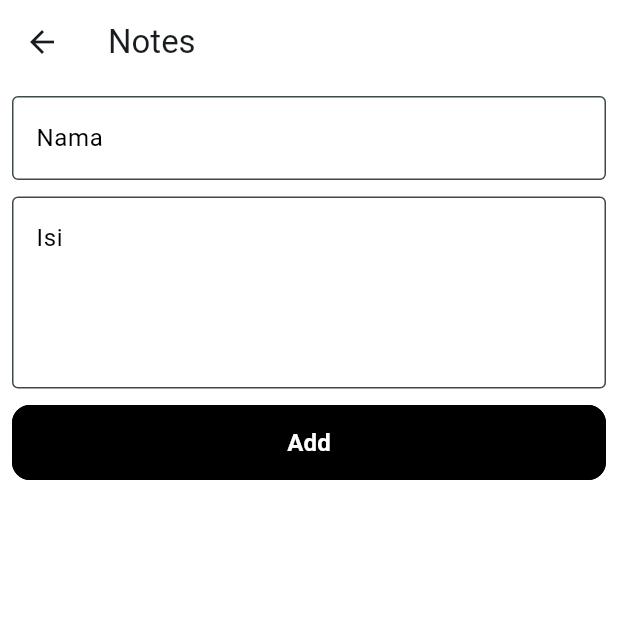
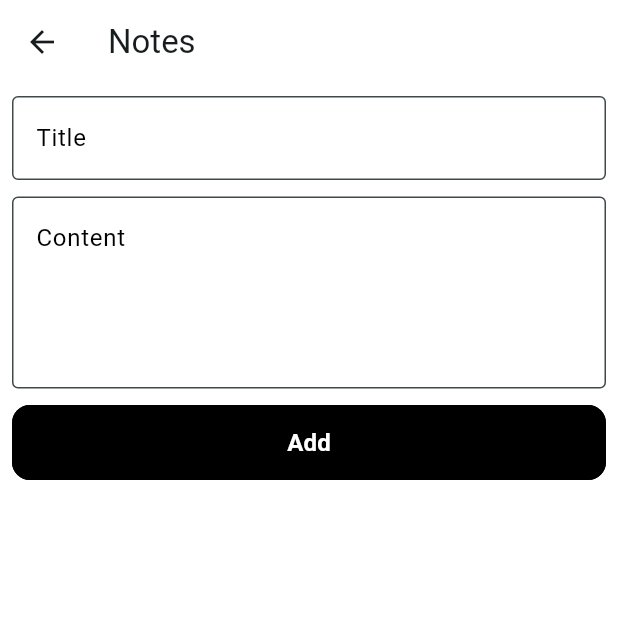
Before and after one commit to Silvalfare/app_notes, a Flutter app: the NotesScreen screen opened directly, after a tap on the "add" icon, on a phone screen of 412 x 824 dp, the top half of it. Run offline on Flutter 3.47's test engine with Material 3 defaults, Android fonts, the phone set to English and light mode, and no system bars; our stand-ins replace shared_preferences, sqflite; accounts and stored records are empty.

Commit message:
add search feature

```diff
--- a/lib/screen/add_notes.dart
+++ b/lib/screen/add_notes.dart
@@ -39,15 +39,17 @@ class _AddNotesScreenState extends State<AddNotesScreen> {
           children: [
             CustomTextField(
               controller: namaController,
-              label: 'Nama',
-              validator: (value) =>
-                  value == null || value.isEmpty ? "Wajib diisi" : null,
+              label: 'Title',
+              validator: (value) => value == null || value.isEmpty
+                  ? "You must fill out this field."
+                  : null,
             ),
             CustomTextField(
-              validator: (value) =>
-                  value == null || value.isEmpty ? "Wajib diisi" : null,
+              validator: (value) => value == null || value.isEmpty
+                  ? "You must fill out this field."
+                  : null,
               controller: isiController,
-              label: 'Isi',
+              label: 'Content',
               maxLines: 4,
             ),
             CustomElevatedButton(
--- a/lib/screen/auth/login_screen.dart
+++ b/lib/screen/auth/login_screen.dart
@@ -69,7 +69,7 @@ class _LoginScreenState extends State<LoginScreen> {
                         ScaffoldMessenger.of(context).showSnackBar(
                           SnackBar(
                             behavior: SnackBarBehavior.floating,
-                            duration: Duration(seconds: 1),
+                            duration: Duration(seconds: 2),
                             content: Text('Login Succesful'),
                           ),
                         );
--- a/lib/screen/auth/register_screen.dart
+++ b/lib/screen/auth/register_screen.dart
@@ -31,6 +31,7 @@ class _RegisterScreenState extends State<RegisterScreen> {
               mainAxisAlignment: MainAxisAlignment.center,
               children: [
                 CustomFormTextField(
+                  keyboardType: TextInputType.emailAddress,
                   controller: emailController,
                   label: 'Email',
                   validator: (value) {
--- a/lib/screen/edit_notes.dart
+++ b/lib/screen/edit_notes.dart
@@ -46,16 +46,16 @@ class _EditNotesScreenState extends State<EditNotesScreen> {
         children: [
           CustomTextField(
             controller: namaController,
-            label: 'Nama',
+            label: 'Title',
             validator: (value) =>
-                value == null || value.isEmpty ? "Wajib diisi" : null,
+                value == null || value.isEmpty ? "You must fill out this field." : null,
           ),
           CustomTextField(
             controller: isiController,
-            label: 'Isi',
+            label: 'Content',
             maxLines: 4,
             validator: (value) =>
-                value == null || value.isEmpty ? "Wajib diisi" : null,
+                value == null || value.isEmpty ? "You must fill out this field." : null,
           ),
           CustomElevatedButton(
             text: 'Update',
--- a/lib/screen/home.dart
+++ b/lib/screen/home.dart
@@ -1,8 +1,8 @@
 import 'package:Notes/database/db_helper.dart';
 import 'package:Notes/helper/preference.dart';
 import 'package:Notes/model/notes_model.dart';
+import 'package:Notes/screen/auth/landing_screen.dart';
 import 'package:Notes/screen/info_aplikasi.dart';
-import 'package:Notes/screen/auth/landing_screen.dart';
 import 'package:Notes/screen/notes.dart';
 import 'package:flutter/material.dart';
 
@@ -39,6 +39,7 @@ class _HomeScreenState extends State<HomeScreen> {
   Widget build(BuildContext context) {
     return Scaffold(
       appBar: AppBar(
+        surfaceTintColor: Colors.white,
         title: Text(title[currentIndex]),
         backgroundColor: Colors.white,
       ),
--- a/lib/screen/info_aplikasi.dart
+++ b/lib/screen/info_aplikasi.dart
@@ -31,7 +31,7 @@ class AboutScreen extends StatelessWidget {
             // SizedBox(height: 32),
             Spacer(),
             Text(
-              "Versi",
+              "Version",
               style: TextStyle(
                 fontWeight: FontWeight.w500,
                 color: Colors.black,
--- a/lib/screen/notes.dart
+++ b/lib/screen/notes.dart
@@ -14,6 +14,8 @@ class NotesScreen extends StatefulWidget {
 
 class _NotesScreenState extends State<NotesScreen> {
   List<Notes> daftarNotes = [];
+  List<Notes> semuaNotes = [];
+  final TextEditingController _controller = TextEditingController();
 
   @override
   void initState() {
@@ -25,23 +27,81 @@ class _NotesScreenState extends State<NotesScreen> {
     final data = await DbHelper.getAllNotes();
     setState(() {
       daftarNotes = data;
+      semuaNotes = data;
+    });
+  }
+
+  void cariNotes(String query) {
+    final hasil = semuaNotes.where((note) {
+      final judul = note.nama.toLowerCase();
+      final isi = note.isi.toLowerCase();
+      final input = query.toLowerCase();
+      return judul.contains(input) || isi.contains(input);
+    }).toList();
+
+    setState(() {
+      daftarNotes = hasil;
     });
   }
 
   @override
+  void dispose() {
+    _controller.dispose();
+    super.dispose();
+  }
+
+  @override
   Widget build(BuildContext context) {
-    return Scaffold(
+    return GestureDetector(
+      onTap: () => FocusScope.of(context).unfocus(),
+      child: Scaffold(
         backgroundColor: Colors.white,
         body: Column(
           children: [
-          daftarNotes.isEmpty
-              ? Center(
+            Padding(
+              padding: const EdgeInsets.symmetric(horizontal: 18, vertical: 12),
+              child: TextField(
+                controller: _controller,
+                onChanged: cariNotes,
+                decoration: InputDecoration(
+                  filled: true,
+                  fillColor: Color(0xffE5E5E5),
+                  hintText: 'Find your notes',
+                  prefixIcon: Icon(Icons.search),
+                  suffixIcon: _controller.text.isNotEmpty
+                      ? IconButton(
+                          icon: Icon(Icons.clear),
+                          onPressed: () {
+                            _controller.clear();
+                            cariNotes('');
+                          },
+                        )
+                      : null,
+                  focusedBorder: OutlineInputBorder(
+                    borderSide: BorderSide(color: Color(0xffE5E5E5)),
+                    borderRadius: BorderRadius.circular(12),
+                  ),
+                  enabledBorder: OutlineInputBorder(
+                    borderSide: BorderSide(
+                      // color: Color(0xffE5E5E5)
+                      style: BorderStyle.none,
+                    ),
+                    borderRadius: BorderRadius.circular(12),
+                  ),
+                ),
+              ),
+            ),
+            if (daftarNotes.isEmpty)
+              Expanded(
+                child: Center(
                   child: Text(
-                    'Belum ada catatan',
-                    style: TextStyle(fontSize: 20),
+                    _controller.text.isEmpty
+                        ? 'Belum ada catatan'
+                        : 'Tidak ditemukan hasil pencarianmu',
+                    style: TextStyle(fontSize: 14),
                   ),
-                )
-              : SizedBox(),
+                ),
+              ),
             Expanded(
               child: ListView.builder(
                 shrinkWrap: true,
@@ -120,6 +180,7 @@ class _NotesScreenState extends State<NotesScreen> {
           },
           child: Icon(Icons.add),
         ),
+      ),
     );
   }
 }
```
Lines whose indentation alone changed are shown as unchanged.
